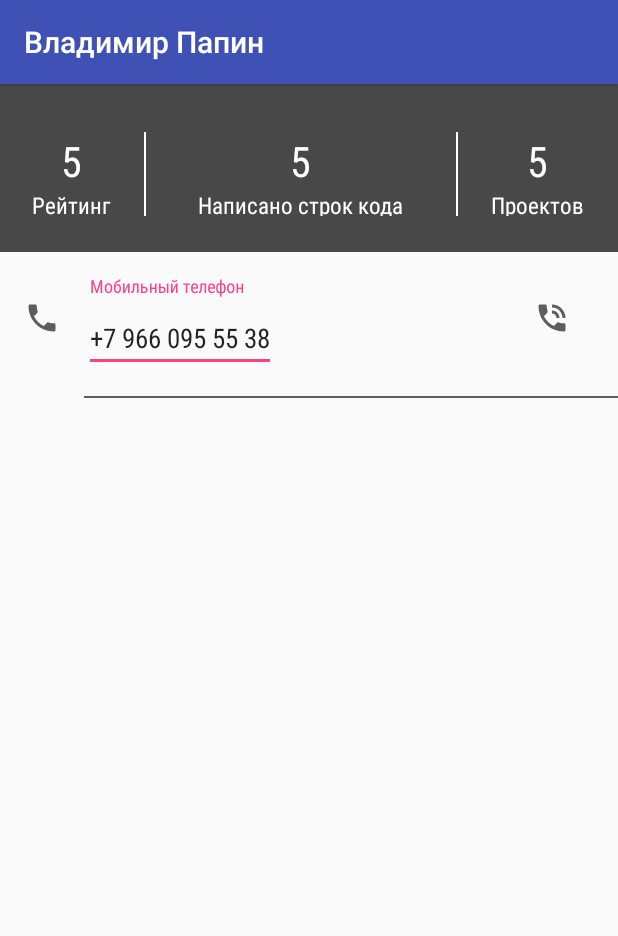
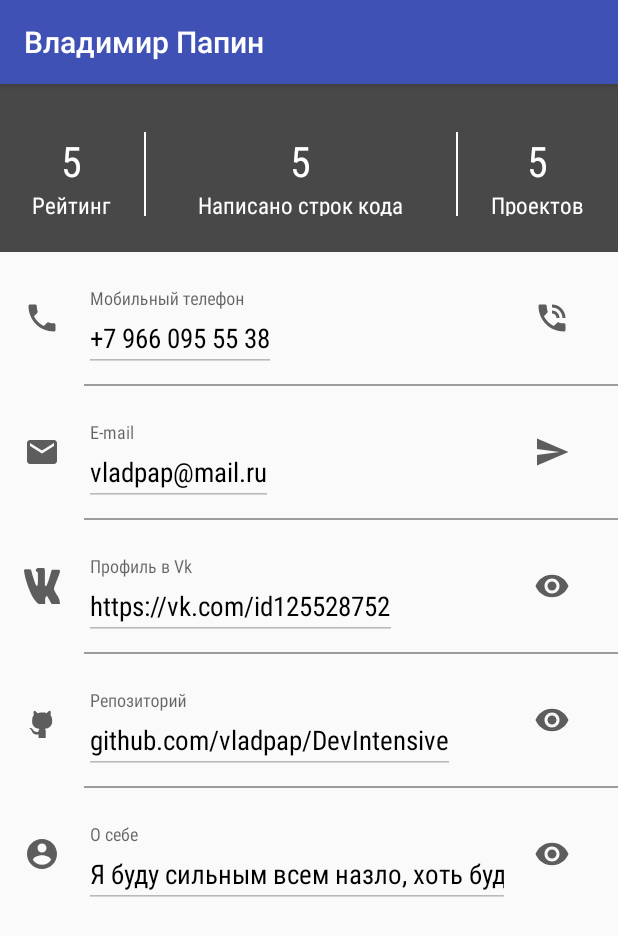
Before and after one commit to vladpap/DevIntensive, an Android app: the screen it shows after launch (MainActivity), on a phone screen of 412 x 824 dp. Shown: the top 936 px of the screen. Run offline under Robolectric (Android 15) with nearby library versions, the phone set to English and light mode, and no system bars.

Commit message:
I continue row MainActivity by using style

```diff
--- a/app/src/main/res/layout/activity_main.xml
+++ b/app/src/main/res/layout/activity_main.xml
@@ -67,18 +67,10 @@
             android:src="@drawable/ic_call_black_24dp"/>
 
         <android.support.design.widget.TextInputLayout
-            android:layout_width="0dp"
-            android:layout_weight="1"
-            android:layout_height="72dp"
-            android:orientation="vertical"
-            android:layout_marginLeft="16dp"
-            android:layout_marginRight="16dp"
-            android:layout_marginTop="@dimen/spacing_small_8"
-            android:gravity="center_vertical">
+            style="@style/rowTextInputLayout">
             <EditText
-                android:layout_width="wrap_content"
-                android:layout_height="wrap_content"
-                style="@style/fontCondenset"
+                android:id="@+id/phoneNumber"
+                style="@style/rowEditText"
                 android:hint="@string/mobile_phone"
                 android:text="+7 966 095 55 38"
                 android:inputType="phone"/>
@@ -87,11 +79,120 @@
         <ImageView
             style="@style/icon.right"
             android:src="@drawable/ic_phone_in_talk_black_24dp"/>
+    </LinearLayout>
 
-    </LinearLayout>
+    <!-- END phone number row -->
 
     <LinearLayout style="@style/horizontalLine"> </LinearLayout>
 
-    <!-- END phone number row -->
+    <!-- Email row -->
+
+    <LinearLayout
+        style="@style/rowContayner">
+
+        <ImageView
+            style="@style/icon.left"
+            android:src="@drawable/ic_local_post_office_black_24dp"/>
+
+        <android.support.design.widget.TextInputLayout
+            style="@style/rowTextInputLayout">
+            <EditText
+                android:id="@+id/email"
+                style="@style/rowEditText"
+                android:hint="@string/email"
+                android:text="vladpap@mail.ru"
+                android:inputType="textEmailAddress"/>
+        </android.support.design.widget.TextInputLayout>
+
+        <ImageView
+            style="@style/icon.right"
+            android:src="@drawable/ic_send_black_24dp"/>
+    </LinearLayout>
+
+    <!-- End email row -->
+
+    <LinearLayout style="@style/horizontalLine"> </LinearLayout>
+
+    <!-- vk row -->
+
+    <LinearLayout
+        style="@style/rowContayner">
+
+        <ImageView
+            style="@style/icon.left"
+            android:src="@drawable/vk"/>
+
+        <android.support.design.widget.TextInputLayout
+            style="@style/rowTextInputLayout">
+            <EditText
+                android:id="@+id/vk"
+                style="@style/rowEditText"
+                android:hint="@string/vk"
+                android:text="https://vk.com/id125528752"
+                android:inputType="text"/>
+        </android.support.design.widget.TextInputLayout>
+
+        <ImageView
+            style="@style/icon.right"
+            android:src="@drawable/ic_remove_red_eye_black_24dp"/>
+    </LinearLayout>
+
+    <!-- End vk row -->
+
+    <LinearLayout style="@style/horizontalLine"> </LinearLayout>
+
+    <!-- github row -->
+
+    <LinearLayout
+        style="@style/rowContayner">
+
+        <ImageView
+            style="@style/icon.left"
+            android:src="@drawable/github"/>
+
+        <android.support.design.widget.TextInputLayout
+            style="@style/rowTextInputLayout">
+            <EditText
+                android:id="@+id/repository"
+                style="@style/rowEditText"
+                android:hint="@string/repository"
+                android:text="github.com/vladpap/DevIntensive"
+                android:inputType="text"/>
+        </android.support.design.widget.TextInputLayout>
+
+        <ImageView
+            style="@style/icon.right"
+            android:src="@drawable/ic_remove_red_eye_black_24dp"/>
+    </LinearLayout>
+
+    <!-- End github row -->
+
+    <LinearLayout style="@style/horizontalLine"> </LinearLayout>
+
+    <!-- About row -->
+
+    <LinearLayout
+        style="@style/rowContayner">
+
+        <ImageView
+            style="@style/icon.left"
+            android:src="@drawable/ic_account_circle_black_24dp"/>
+
+        <android.support.design.widget.TextInputLayout
+            style="@style/rowTextInputLayout">
+            <EditText
+                android:id="@+id/about"
+                style="@style/rowEditText"
+                android:hint="@string/about"
+                android:text="Я буду сильным всем назло, хоть будет трудно улыбаться. Жизнь не закончилась еще, жизнь начинает продолжаться! "
+                android:inputType="text"/>
+        </android.support.design.widget.TextInputLayout>
+
+        <ImageView
+            style="@style/icon.right"
+            android:src="@drawable/ic_remove_red_eye_black_24dp"/>
+    </LinearLayout>
+
+    <!-- End about row -->
 
 </LinearLayout>
--- a/app/src/main/res/values/strings.xml
+++ b/app/src/main/res/values/strings.xml
@@ -4,4 +4,8 @@
     <string name="code_line">Написано строк кода</string>
     <string name="project">Проектов</string>
     <string name="mobile_phone">Мобильный телефон</string>
+    <string name="email">E-mail</string>
+    <string name="vk">Профиль в Vk</string>
+    <string name="repository">Репозиторий</string>
+    <string name="about">О себе</string>
 </resources>
--- a/app/src/main/res/values/styles.xml
+++ b/app/src/main/res/values/styles.xml
@@ -49,11 +49,31 @@
         <item name="android:layout_marginBottom">@dimen/spacing_small_8</item>
     </style>
 
+    <style name="rowTextInputLayout">
+        <item name="android:layout_width">0dp</item>
+        <item name="android:layout_height">@dimen/spacing_large_56</item>
+        <item name="android:layout_weight">1</item>
+        <item name="android:orientation">vertical</item>
+        <item name="android:layout_marginTop">@dimen/spacing_normal_16</item>
+        <item name="android:layout_marginLeft">@dimen/spacing_normal_16</item>
+        <item name="android:layout_marginRight">@dimen/spacing_normal_16</item>
+        <item name="android:gravity">center_vertical</item>
+    </style>
+
+    <style name="rowEditText" parent="fontCondenset">
+        <item name="android:layout_width">wrap_content</item>
+        <item name="android:layout_height">wrap_content</item>
+        <item name="android:enabled">false</item>
+        <item name="android:textColor">@color/color_black</item>
+        <item name="android:textColorHint">@color/color_grey</item>
+        <item name="android:focusable">false</item>
+    </style>
+
     <style name="horizontalLine">
         <item name="android:layout_width">match_parent</item>
         <item name="android:layout_height">1dp</item>
         <item name="android:layout_marginLeft">@dimen/spacing_large_56</item>
-        <item name="android:background">@color/color_grey</item>
+        <item name="android:background">@color/color_light_grey</item>
     </style>
 
     <style name="icon">
```
